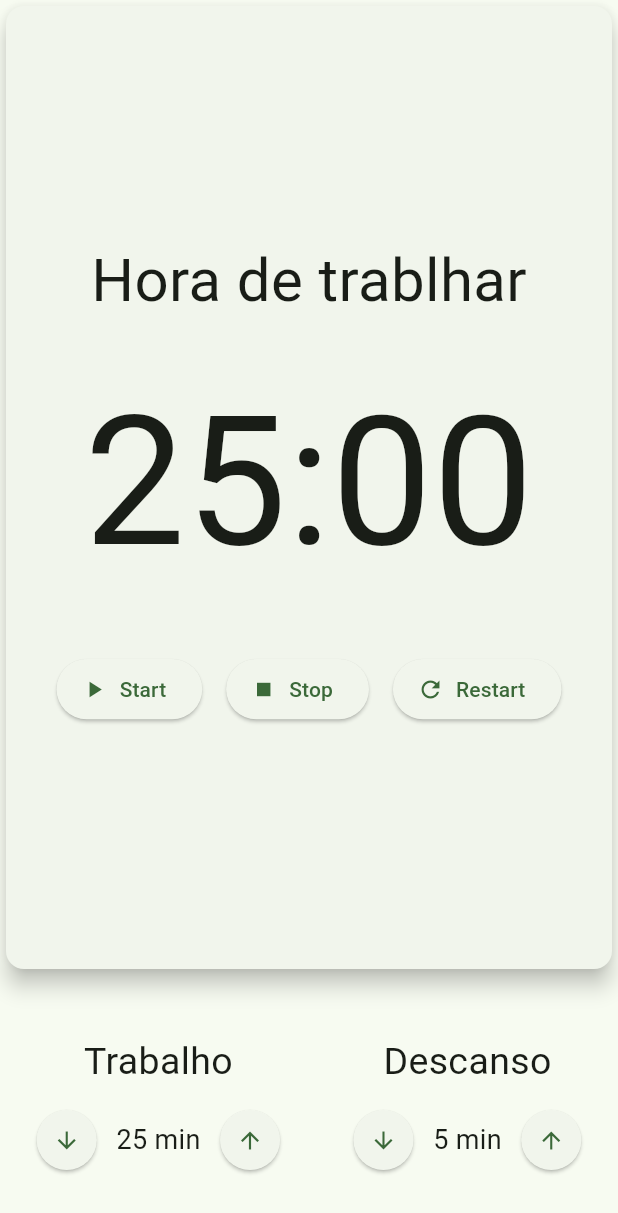
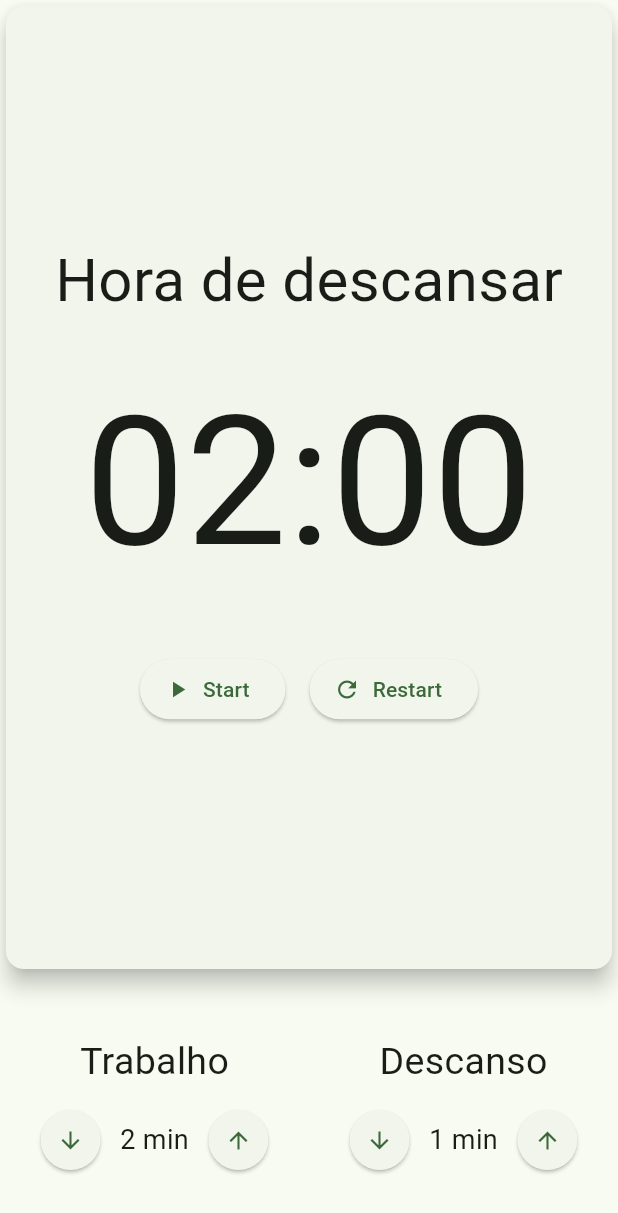
Before and after one commit to HelioPC/flutter_course, a Flutter app: the screen it shows after launch, on a phone screen of 412 x 824 dp. Shown: the top 1213 px of the screen. Run offline on Flutter 3.47's test engine with Material 3 defaults, Android fonts, the phone set to English and light mode, and no system bars; our stand-ins replace cloud_firestore, firebase_auth, firebase_core, firebase_messaging, firebase_storage, flutter_mobx and 8 more; missing offline and left inert: flutter_config, validatorless; accounts and stored records are empty; generated files the repository leaves out were written again.

Commit message:
Pomodoro: store propagation in widgets

```diff
--- a/projects/pomodoro/lib/pages/pomodoro.dart
+++ b/projects/pomodoro/lib/pages/pomodoro.dart
@@ -1,25 +1,44 @@
 import 'package:flutter/material.dart';
+import 'package:pomodoro/store/pomodoro.store.dart';
 import 'package:pomodoro/widgets/cronometer.dart';
 import 'package:pomodoro/widgets/time_field.dart';
+import 'package:provider/provider.dart';
+import 'package:flutter_mobx/flutter_mobx.dart';
 
 class Pomodoro extends StatelessWidget {
   const Pomodoro({super.key});
 
   @override
   Widget build(BuildContext context) {
-    return const Scaffold(
+    final store = Provider.of<PomodoroStore>(context);
+
+    return Scaffold(
       body: Column(
         crossAxisAlignment: CrossAxisAlignment.stretch,
         children: [
-          Expanded(child: Cronometer()),
+          const Expanded(child: Cronometer()),
           Padding(
-            padding: EdgeInsets.symmetric(vertical: 40),
-            child: Row(
-              mainAxisAlignment: MainAxisAlignment.spaceAround,
-              children: [
-                TimeField(value: 25, title: 'Trabalho'),
-                TimeField(value: 5, title: 'Descanso'),
-              ],
+            padding: const EdgeInsets.symmetric(vertical: 40),
+            child: Observer(
+              builder: (_) {
+                return Row(
+                  mainAxisAlignment: MainAxisAlignment.spaceAround,
+                  children: [
+                    TimeField(
+                      inc: store.increaseWorkTime,
+                      dec: store.decreaseWorkTime,
+                      value: store.workTime,
+                      title: 'Trabalho',
+                    ),
+                    TimeField(
+                      inc: store.increaseRestTime,
+                      dec: store.decreaseRestTime,
+                      value: store.restTime,
+                      title: 'Descanso',
+                    ),
+                  ],
+                );
+              },
             ),
           )
         ],
--- a/projects/pomodoro/lib/store/pomodoro.store.dart
+++ b/projects/pomodoro/lib/store/pomodoro.store.dart
@@ -4,12 +4,35 @@ part 'pomodoro.store.g.dart';
 
 class PomodoroStore = _PomodoroStore with _$PomodoroStore;
 
+enum BreakType { work, rest }
+
 abstract class _PomodoroStore with Store {
+  @observable
+  bool started = false;
+
+  @observable
+  int min = 2;
+
+  @observable
+  int sec = 0;
+
   @observable
   int workTime = 2;
 
   @observable
   int restTime = 1;
+
+  @observable
+  BreakType breakType = BreakType.rest;
+
+  @action
+  void start() => started = true;
+
+  @action
+  void restart() => started = true;
+
+  @action
+  void stop() => started = false;
 
   @action
   void increaseWorkTime() => workTime++;
@@ -22,4 +45,8 @@ abstract class _PomodoroStore with Store {
 
   @action
   void decreaseRestTime() => restTime--;
+
+  bool isRest() => breakType == BreakType.rest;
+
+  bool isWork() => breakType == BreakType.work;
 }
--- a/projects/pomodoro/lib/widgets/cronometer.dart
+++ b/projects/pomodoro/lib/widgets/cronometer.dart
@@ -1,42 +1,64 @@
 import 'package:flutter/material.dart';
+import 'package:flutter_mobx/flutter_mobx.dart';
+import 'package:pomodoro/store/pomodoro.store.dart';
 import 'package:pomodoro/widgets/cronometer_button.dart';
+import 'package:provider/provider.dart';
 
 class Cronometer extends StatelessWidget {
   const Cronometer({super.key});
 
   @override
   Widget build(BuildContext context) {
-    return const Card(
+    final store = Provider.of<PomodoroStore>(context);
+
+    return Card(
       elevation: 6,
       child: Column(
         mainAxisAlignment: MainAxisAlignment.center,
         children: [
           Text(
-            'Hora de trablhar',
-            style: TextStyle(fontSize: 40),
+            'Hora de ${store.isWork() ? 'trabalhar' : 'descansar'}',
+            style: const TextStyle(fontSize: 40),
           ),
-          SizedBox(height: 20),
+          const SizedBox(height: 20),
           Text(
-            '25:00',
-            style: TextStyle(fontSize: 120),
+            '${store.min.toString().padLeft(2, '0')}'
+            ':${store.sec.toString().padLeft(2, '0')}',
+            style: const TextStyle(fontSize: 120),
           ),
-          SizedBox(height: 20),
-          Row(
+          const SizedBox(height: 20),
+          Observer(
+            builder: (context) => Row(
               mainAxisAlignment: MainAxisAlignment.center,
               children: [
+                Visibility(
+                    visible: store.started,
+                    replacement: Padding(
+                      padding: const EdgeInsets.all(8.0),
+                      child: CronometerButton(
+                        onPressed: store.start,
+                        icon: Icons.play_arrow,
+                        label: 'Start',
+                      ),
+                    ),
+                    child: Padding(
+                      padding: const EdgeInsets.all(8.0),
+                      child: CronometerButton(
+                        onPressed: store.stop,
+                        icon: Icons.stop,
+                        label: 'Stop',
+                      ),
+                    )),
                 Padding(
-                padding: EdgeInsets.all(8.0),
-                child: CronometerButton(icon: Icons.play_arrow, label: 'Start'),
+                  padding: const EdgeInsets.all(8.0),
+                  child: CronometerButton(
+                    onPressed: store.restart,
+                    icon: Icons.refresh,
+                    label: 'Restart',
                   ),
-              Padding(
-                padding: EdgeInsets.all(8.0),
-                child: CronometerButton(icon: Icons.stop, label: 'Stop'),
-              ),
-              Padding(
-                padding: EdgeInsets.all(8.0),
-                child: CronometerButton(icon: Icons.refresh, label: 'Restart'),
                 ),
               ],
+            ),
           ),
         ],
       ),
--- a/projects/pomodoro/lib/widgets/cronometer_button.dart
+++ b/projects/pomodoro/lib/widgets/cronometer_button.dart
@@ -3,13 +3,19 @@ import 'package:flutter/material.dart';
 class CronometerButton extends StatelessWidget {
   final IconData icon;
   final String label;
+  final VoidCallback? onPressed;
 
-  const CronometerButton({super.key, required this.icon, required this.label});
+  const CronometerButton({
+    super.key,
+    required this.icon,
+    required this.label,
+    this.onPressed,
+  });
 
   @override
   Widget build(BuildContext context) {
     return ElevatedButton.icon(
-      onPressed: () {},
+      onPressed: onPressed,
       icon: Icon(icon),
       label: Text(label),
     );
--- a/projects/pomodoro/lib/widgets/time_field.dart
+++ b/projects/pomodoro/lib/widgets/time_field.dart
@@ -3,8 +3,16 @@ import 'package:flutter/material.dart';
 class TimeField extends StatelessWidget {
   final int value;
   final String title;
+  final VoidCallback? inc;
+  final VoidCallback? dec;
 
-  const TimeField({super.key, required this.value, required this.title});
+  const TimeField({
+    super.key,
+    required this.value,
+    required this.title,
+    this.inc,
+    this.dec,
+  });
 
   @override
   Widget build(BuildContext context) {
@@ -20,7 +28,7 @@ class TimeField extends StatelessWidget {
           children: [
             ElevatedButton(
               style: ElevatedButton.styleFrom(shape: const CircleBorder()),
-              onPressed: () {},
+              onPressed: dec,
               child: const Icon(Icons.arrow_downward),
             ),
             Text(
@@ -29,7 +37,7 @@ class TimeField extends StatelessWidget {
             ),
             ElevatedButton(
               style: ElevatedButton.styleFrom(shape: const CircleBorder()),
-              onPressed: () {},
+              onPressed: inc,
               child: const Icon(Icons.arrow_upward),
             ),
           ],
```
Lines whose indentation alone changed are shown as unchanged.
